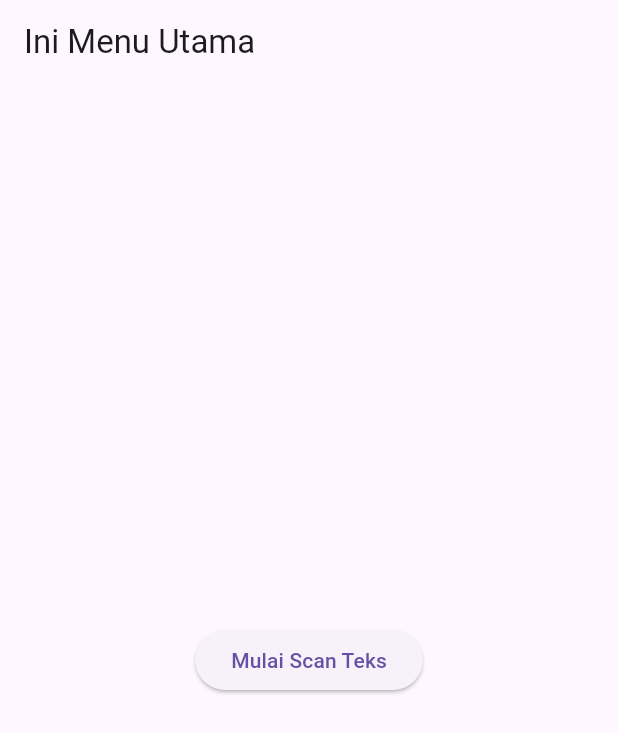
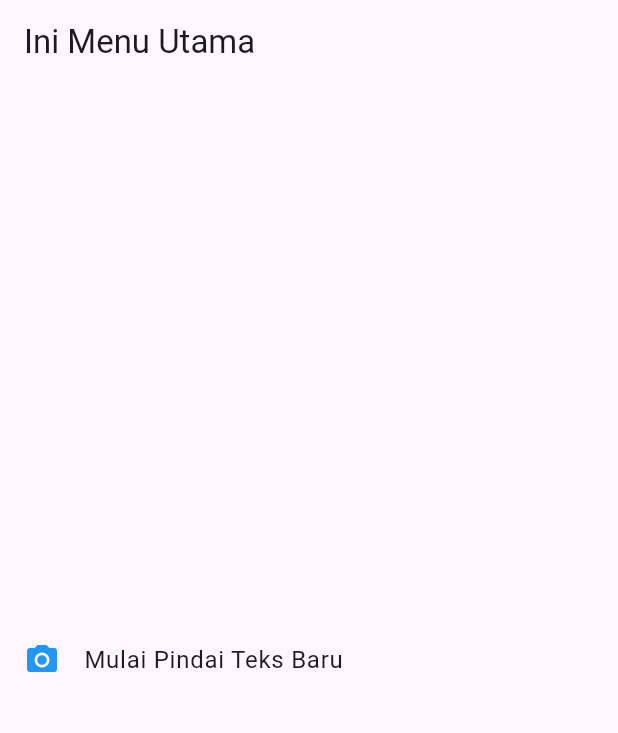
Before and after one commit to kartika3juli15/ocr_sederhana, a Flutter app: the screen it shows after launch, on a phone screen of 412 x 824 dp. Shown: the top 733 px of the screen. Run offline on Flutter 3.47's test engine with Material 3 defaults, Android fonts, the phone set to English and light mode, and no system bars; our stand-ins replace camera; missing offline and left inert: google_mlkit_text_recognition.

Commit message:
UTS: Selesai Soal 1 - ListTile dan Navigasi Balik

```diff
--- a/lib/screens/home_screen.dart
+++ b/lib/screens/home_screen.dart
@@ -9,14 +9,15 @@ class HomeScreen extends StatelessWidget {
     return Scaffold(
       appBar: AppBar(title: const Text('Ini Menu Utama')),
       body: Center(
-        child: ElevatedButton(
-          onPressed: () {
+        child: ListTile(
+          leading: const Icon(Icons.camera_alt, color: Colors.blue),
+          title: const Text('Mulai Pindai Teks Baru'),
+          onTap: () {
             Navigator.push(
               context,
               MaterialPageRoute(builder: (_) => const ScanScreen()),
             );
           },
-          child: const Text('Mulai Scan Teks'),
         ),
       ),
     );
```
Also changed, not shown: lib/screens/result_screen.dart (+15 -7 lines).
